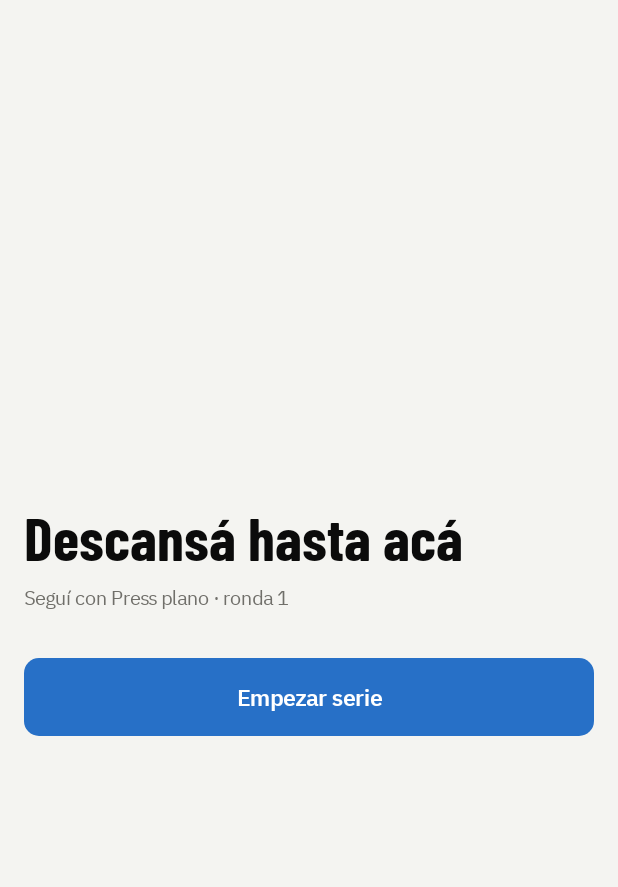
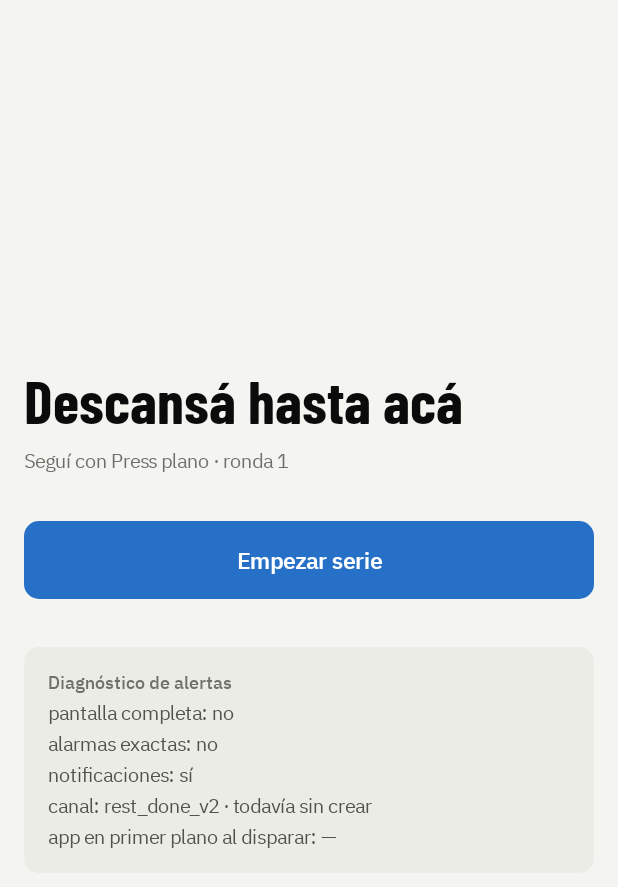
Before and after one commit to joacomedel/gimcheck, an Android app built with Jetpack Compose: the RestDoneActivity screen opened directly, with no data from a screen before it, on a phone screen of 412 x 824 dp. Shown: the top 887 px of the screen. Run offline under Robolectric (Android 15) with nearby library versions, the phone set to English and light mode, and no system bars; our stand-ins replace Room's generated code.

Commit message:
fix(descanso): canal rest_done_v2, aviso como alarma y diagnóstico visible (GIM-43)

```diff
--- a/app/src/main/java/app/gimcheck/rest/RestAlertCenter.kt
+++ b/app/src/main/java/app/gimcheck/rest/RestAlertCenter.kt
@@ -84,6 +84,9 @@ object RestAlertCenter {
 
     private fun fire(context: Context, settings: AppSettings, inForeground: Boolean) {
         posted = true
+        // Lo que el dueño va a leer en la pantalla de diagnóstico (GIM-43): con `true`,
+        // que no se abra la pantalla completa es lo correcto (el aviso es inline).
+        RestAlertDiagnostics.recordFire(context, inForeground)
         val alerter = RestAlerter(
             context = context,
             notifier = SystemRestDoneNotifier(context),
--- /dev/null
+++ b/app/src/main/java/app/gimcheck/rest/RestAlertDiagnostics.kt
@@ -0,0 +1,103 @@
+package app.gimcheck.rest
+
+import android.app.NotificationManager
+import android.content.Context
+
+/**
+ * Lo que el sistema dice **ahora** sobre el aviso de fin de descanso (GIM-43).
+ *
+ * Existe porque no hay emulador ni logs: el dueño mira este bloque en el teléfono y con
+ * eso sabemos si el problema es un permiso negado, el canal degradado o que el aviso se
+ * disparó con la app en primer plano (ahí el FSI no corresponde por diseño).
+ *
+ * Todo es un valor leído del sistema en el momento de [RestAlertDiagnostics.collect];
+ * nada se asume del manifest ni de los ajustes de la app.
+ */
+data class AlertDiagnosis(
+    /** `canUseFullScreenIntent()`: el permiso `USE_FULL_SCREEN_INTENT` (14+). */
+    val fullScreenIntent: Boolean,
+    /** `canScheduleExactAlarms()`: la alarma de respaldo (12+). */
+    val exactAlarms: Boolean,
+    /** `POST_NOTIFICATIONS` (13+) o notificaciones habilitadas en versiones previas. */
+    val notifications: Boolean,
+    /** Id del canal que usa la notificación de fin de descanso. */
+    val channelId: String,
+    /**
+     * Importancia **efectiva** del canal (`NotificationManager.getNotificationChannel`),
+     * no la que pidió la app: si el usuario la bajó, acá se ve. `null` = el canal no
+     * existe todavía (nadie lo creó en este arranque).
+     */
+    val channelImportance: Int?,
+    /**
+     * Si el último aviso se disparó con la app en primer plano. `null` = todavía no hubo
+     * ningún aviso desde que se instaló esta versión. Con `true`, que la pantalla no se
+     * haya abierto es lo correcto: el aviso es inline en Entrenar.
+     */
+    val inForegroundAtFire: Boolean?,
+)
+
+/**
+ * Lectura y memoria del diagnóstico de alertas (GIM-43).
+ *
+ * [collect] no inventa nada: cada campo sale de [RestPermissions] (que a su vez consulta
+ * `NotificationManager`, `AlarmManager` y `checkSelfPermission`) o del canal real. Los
+ * parámetros con default existen sólo para que los tests puedan fijar un valor sin
+ * depender de los shadows de Robolectric.
+ *
+ * [recordFire] corre en cada aviso (lo llama [RestAlertCenter]) y deja en
+ * `SharedPreferences` si la app estaba en primer plano; la pantalla "Descanso terminado"
+ * lo lee después, incluso si el aviso despertó un proceso nuevo.
+ */
+object RestAlertDiagnostics {
+
+    private const val PREFS: String = "rest_alert_diagnostics"
+    private const val KEY_IN_FOREGROUND: String = "last_fire_in_foreground"
+
+    fun collect(
+        context: Context,
+        fullScreenIntent: Boolean = RestPermissions.fullScreenIntentGranted(context),
+        exactAlarms: Boolean = RestPermissions.exactAlarmsGranted(context),
+        notifications: Boolean = RestPermissions.notificationsGranted(context),
+        channelImportance: Int? = channelImportance(context),
+        inForegroundAtFire: Boolean? = lastFireInForeground(context),
+    ): AlertDiagnosis = AlertDiagnosis(
+        fullScreenIntent = fullScreenIntent,
+        exactAlarms = exactAlarms,
+        notifications = notifications,
+        channelId = RestNotifications.CHANNEL_REST_DONE,
+        channelImportance = channelImportance,
+        inForegroundAtFire = inForegroundAtFire,
+    )
+
+    /** Importancia efectiva del canal de fin de descanso; `null` si no existe. */
+    fun channelImportance(
+        context: Context,
+        channelId: String = RestNotifications.CHANNEL_REST_DONE,
+    ): Int? = context.getSystemService(NotificationManager::class.java)
+        ?.getNotificationChannel(channelId)
+        ?.importance
+
+    /** Anota con qué visibilidad se disparó el último aviso. */
+    fun recordFire(context: Context, inForeground: Boolean) {
+        try {
+            prefs(context).edit().putBoolean(KEY_IN_FOREGROUND, inForeground).apply()
+        } catch (e: RuntimeException) {
+            // Sin diagnóstico persistido queda `null`: la pantalla lo muestra como "—".
+        }
+    }
+
+    /** `null` si esta versión todavía no disparó ningún aviso. */
+    fun lastFireInForeground(context: Context): Boolean? = try {
+        val stored = prefs(context)
+        if (stored.contains(KEY_IN_FOREGROUND)) {
+            stored.getBoolean(KEY_IN_FOREGROUND, false)
+        } else {
+            null
+        }
+    } catch (e: RuntimeException) {
+        null
+    }
+
+    private fun prefs(context: Context) =
+        context.applicationContext.getSharedPreferences(PREFS, Context.MODE_PRIVATE)
+}
--- a/app/src/main/java/app/gimcheck/rest/RestAlertPlan.kt
+++ b/app/src/main/java/app/gimcheck/rest/RestAlertPlan.kt
@@ -8,7 +8,7 @@ import app.gimcheck.data.settings.RestVibration
  *
  * La cadena de respaldo del ADR 0004 es la de esta enumeración: pantalla completa si el
  * sistema lo permite, overlay si hay `SYSTEM_ALERT_WINDOW`, y heads-up (la notificación
- * de alta prioridad del canal `rest_done`) cuando no hay nada más.
+ * de alta prioridad del canal `rest_done_v2`) cuando no hay nada más.
  */
 enum class RestScreenDelivery {
     /** Notificación con *full-screen intent*: el sistema abre [RestDoneActivity] solo. */
--- a/app/src/main/java/app/gimcheck/rest/RestAlerter.kt
+++ b/app/src/main/java/app/gimcheck/rest/RestAlerter.kt
@@ -35,7 +35,7 @@ class SystemRestDoneNotifier(
  *
  * | Parte del plan | Qué hace |
  * |---|---|
- * | (siempre) | publica la notificación del canal `rest_done` |
+ * | (siempre) | publica la notificación del canal `rest_done_v2` |
  * | `vibrate` | patrón de `restVibration` con el `Vibrator` |
  * | `sound` | la opción de `restSound` (canal o `RingtoneManager`) |
  * | `FULL_SCREEN_INTENT` | lo lleva la notificación (el sistema abre [RestDoneActivity]) |
--- a/app/src/main/java/app/gimcheck/rest/RestDoneActivity.kt
+++ b/app/src/main/java/app/gimcheck/rest/RestDoneActivity.kt
@@ -23,6 +23,7 @@ import app.gimcheck.GimCheckApp
 import app.gimcheck.MainActivity
 import app.gimcheck.R
 import app.gimcheck.data.settings.ThemeMode
+import app.gimcheck.ui.components.AlertDiagnosisBlock
 import app.gimcheck.ui.components.PrimaryButton
 import app.gimcheck.ui.theme.GimCheckTheme
 import app.gimcheck.ui.theme.GimSpacing
@@ -52,6 +53,9 @@ class RestDoneActivity : ComponentActivity() {
         // Abrir la pantalla es "interactuar": se corta la repetición y se retira la
         // notificación de la sombra.
         RestAlertCenter.dismiss(this)
+        // Lectura del sistema para el bloque de diagnóstico (GIM-43): se hace una vez,
+        // antes de dibujar, y no depende de que la base esté lista.
+        val diagnosis = RestAlertDiagnostics.collect(this)
         setContent {
             GimCheckTheme(mode = ThemeMode.SYSTEM) {
                 // El próximo ítem se lee de la base cuando la actividad ya está arriba:
@@ -61,6 +65,7 @@ class RestDoneActivity : ComponentActivity() {
                 }
                 RestDoneContent(
                     next = next,
+                    diagnosis = diagnosis,
                     onStart = {
                         startActivity(
                             Intent(this, MainActivity::class.java).addFlags(
@@ -117,7 +122,11 @@ class RestDoneActivity : ComponentActivity() {
 }
 
 @Composable
-private fun RestDoneContent(next: Pair<String, Int>?, onStart: () -> Unit) {
+private fun RestDoneContent(
+    next: Pair<String, Int>?,
+    diagnosis: AlertDiagnosis,
+    onStart: () -> Unit,
+) {
     val colors = GimTheme.colors
     Column(
         modifier = Modifier
@@ -146,5 +155,11 @@ private fun RestDoneContent(next: Pair<String, Int>?, onStart: () -> Unit) {
             onClick = onStart,
             modifier = Modifier.padding(top = GimSpacing.xxl),
         )
+        // Los cinco datos reales del sistema: es lo que el dueño nos pasa cuando el aviso
+        // no se comporta como espera (GIM-43). No es un mensaje inventado.
+        AlertDiagnosisBlock(
+            diagnosis = diagnosis,
+            modifier = Modifier.padding(top = GimSpacing.xxl),
+        )
     }
 }
--- /dev/null
+++ b/app/src/main/java/app/gimcheck/ui/components/AlertDiagnosisBlock.kt
@@ -0,0 +1,128 @@
+package app.gimcheck.ui.components
+
+import android.app.NotificationManager
+import androidx.compose.foundation.background
+import androidx.compose.foundation.layout.Arrangement
+import androidx.compose.foundation.layout.Column
+import androidx.compose.foundation.layout.fillMaxWidth
+import androidx.compose.foundation.layout.padding
+import androidx.compose.foundation.shape.RoundedCornerShape
+import androidx.compose.material3.Text
+import androidx.compose.runtime.Composable
+import androidx.compose.ui.Modifier
+import androidx.compose.ui.res.stringResource
+import androidx.compose.ui.tooling.preview.Preview
+import app.gimcheck.R
+import app.gimcheck.data.settings.ThemeMode
+import app.gimcheck.rest.AlertDiagnosis
+import app.gimcheck.ui.theme.GimCheckTheme
+import app.gimcheck.ui.theme.GimRadius
+import app.gimcheck.ui.theme.GimSpacing
+import app.gimcheck.ui.theme.GimText
+import app.gimcheck.ui.theme.GimTheme
+
+/**
+ * **Diagnóstico de alertas** (GIM-43): los valores reales que el sistema reporta sobre
+ * el aviso de fin de descanso, en texto plano y sin adornos.
+ *
+ * No es una pantalla de depuración escondida: el dueño lo lee en el teléfono cuando el
+ * aviso no se comporta como espera, y con esos cinco datos sabemos si falta un permiso,
+ * si el canal quedó degradado o si el aviso se disparó con la app abierta (ahí no
+ * corresponde la pantalla completa).
+ *
+ * [compact] dibuja una sola línea con `·` (para Ajustes); completo, el bloque con título.
+ */
+@Composable
+fun AlertDiagnosisBlock(
+    diagnosis: AlertDiagnosis,
+    modifier: Modifier = Modifier,
+    compact: Boolean = false,
+) {
+    val colors = GimTheme.colors
+    val lines = listOf(
+        stringResource(R.string.rest_diag_pantalla, siNo(diagnosis.fullScreenIntent)),
+        stringResource(R.string.rest_diag_alarmas, siNo(diagnosis.exactAlarms)),
+        stringResource(R.string.rest_diag_notificaciones, siNo(diagnosis.notifications)),
+        channelLine(diagnosis),
+        stringResource(R.string.rest_diag_primer_plano, siNoDesconocido(diagnosis.inForegroundAtFire)),
+    )
+    if (compact) {
+        Text(
+            text = lines.joinToString(separator = " · "),
+            style = GimText.detalle,
+            color = colors.muted,
+            modifier = modifier.fillMaxWidth(),
+        )
+        return
+    }
+    Column(
+        modifier = modifier
+            .fillMaxWidth()
+            .background(colors.surface2, RoundedCornerShape(GimRadius.control))
+            .padding(GimSpacing.l),
+        verticalArrangement = Arrangement.spacedBy(GimSpacing.xs),
+    ) {
+        Text(
+            text = stringResource(R.string.rest_diag_titulo),
+            style = GimText.etiqueta,
+            color = colors.muted,
+        )
+        lines.forEach { line ->
+            Text(text = line, style = GimText.detalle, color = colors.ink2)
+        }
+    }
+}
+
+@Composable
+private fun channelLine(diagnosis: AlertDiagnosis): String {
+    val importance = diagnosis.channelImportance
+        ?: return stringResource(R.string.rest_diag_canal_sin_crear, diagnosis.channelId)
+    return stringResource(
+        R.string.rest_diag_canal,
+        diagnosis.channelId,
+        importance,
+        importanceLabel(importance),
+    )
+}
+
+@Composable
+private fun importanceLabel(importance: Int): String = stringResource(
+    when (importance) {
+        NotificationManager.IMPORTANCE_NONE -> R.string.rest_diag_importancia_none
+        NotificationManager.IMPORTANCE_MIN -> R.string.rest_diag_importancia_min
+        NotificationManager.IMPORTANCE_LOW -> R.string.rest_diag_importancia_low
+        NotificationManager.IMPORTANCE_DEFAULT -> R.string.rest_diag_importancia_default
+        NotificationManager.IMPORTANCE_HIGH -> R.string.rest_diag_importancia_high
+        else -> R.string.rest_diag_desconocido
+    },
+)
+
+@Composable
+private fun siNo(value: Boolean): String =
+    stringResource(if (value) R.string.rest_diag_si else R.string.rest_diag_no)
+
+@Composable
+private fun siNoDesconocido(value: Boolean?): String = when (value) {
+    true -> siNo(true)
+    false -> siNo(false)
+    null -> stringResource(R.string.rest_diag_desconocido)
+}
+
+/** Documentación viva: no se renderiza acá (§11). */
+@Preview(showBackground = true, backgroundColor = 0xFFF4F4F1)
+@Composable
+private fun AlertDiagnosisBlockPreview() {
+    GimCheckTheme(mode = ThemeMode.LIGHT) {
+        AlertDiagnosisBlock(
+            diagnosis = AlertDiagnosis(
+                fullScreenIntent = false,
+                exactAlarms = true,
+                notifications = true,
+                channelId = "rest_done_v2",
+                channelImportance = NotificationManager.IMPORTANCE_DEFAULT,
+                inForegroundAtFire = false,
+            ),
+            modifier = Modifier.padding(GimSpacing.l),
+        )
+    }
+}
--- a/app/src/main/res/values/strings.xml
+++ b/app/src/main/res/values/strings.xml
@@ -84,6 +84,7 @@
     <string name="ph_rango_1a">1 A</string>
     <string name="ph_series_por_musculo">Series por músculo</string>
     <string name="ph_seccion_entrenamiento">Entrenamiento</string>
+    <string name="ph_seccion_alertas">Alertas</string>
     <string name="ph_seccion_apariencia">Apariencia</string>
     <string name="ph_descanso_series">Descanso entre series (s)</string>
     <string name="ph_tema_sistema">Sistema</string>
@@ -237,4 +238,25 @@
     <string name="rest_done_empezar">Empezar serie</string>
     <string name="rest_overlay_texto">Descanso terminado · tocá para volver a GimCheck</string>
     <string name="rest_permiso_pantalla_texto">Para que la pantalla de "Descanso terminado" se abra sola con el teléfono bloqueado, Android pide este permiso aparte. Si no lo das, el aviso llega igual como notificación.</string>
+
+    <!--
+      Diagnóstico de alertas (GIM-43): valores reales leídos del sistema, sin adornos.
+      El dueño los lee en la pantalla de descanso terminado o en Ajustes y con eso se
+      sabe si falta un permiso, si el canal quedó degradado o si la app estaba abierta.
+    -->
+    <string name="rest_diag_titulo">Diagnóstico de alertas</string>
+    <string name="rest_diag_pantalla">pantalla completa: %1$s</string>
+    <string name="rest_diag_alarmas">alarmas exactas: %1$s</string>
+    <string name="rest_diag_notificaciones">notificaciones: %1$s</string>
+    <string name="rest_diag_canal">canal: %1$s · importancia %2$d (%3$s)</string>
+    <string name="rest_diag_canal_sin_crear">canal: %1$s · todavía sin crear</string>
+    <string name="rest_diag_primer_plano">app en primer plano al disparar: %1$s</string>
+    <string name="rest_diag_si">sí</string>
+    <string name="rest_diag_no">no</string>
+    <string name="rest_diag_desconocido">—</string>
+    <string name="rest_diag_importancia_none">bloqueado</string>
+    <string name="rest_diag_importancia_min">mínima</string>
+    <string name="rest_diag_importancia_low">baja</string>
+    <string name="rest_diag_importancia_default">normal</string>
+    <string name="rest_diag_importancia_high">alta</string>
 </resources>
```
Also changed, not shown: app/src/main/java/app/gimcheck/rest/RestNotifications.kt (+38 -9 lines), app/src/main/java/app/gimcheck/ui/screens/AjustesScreen.kt (+12 -0 lines), 2 other files.
